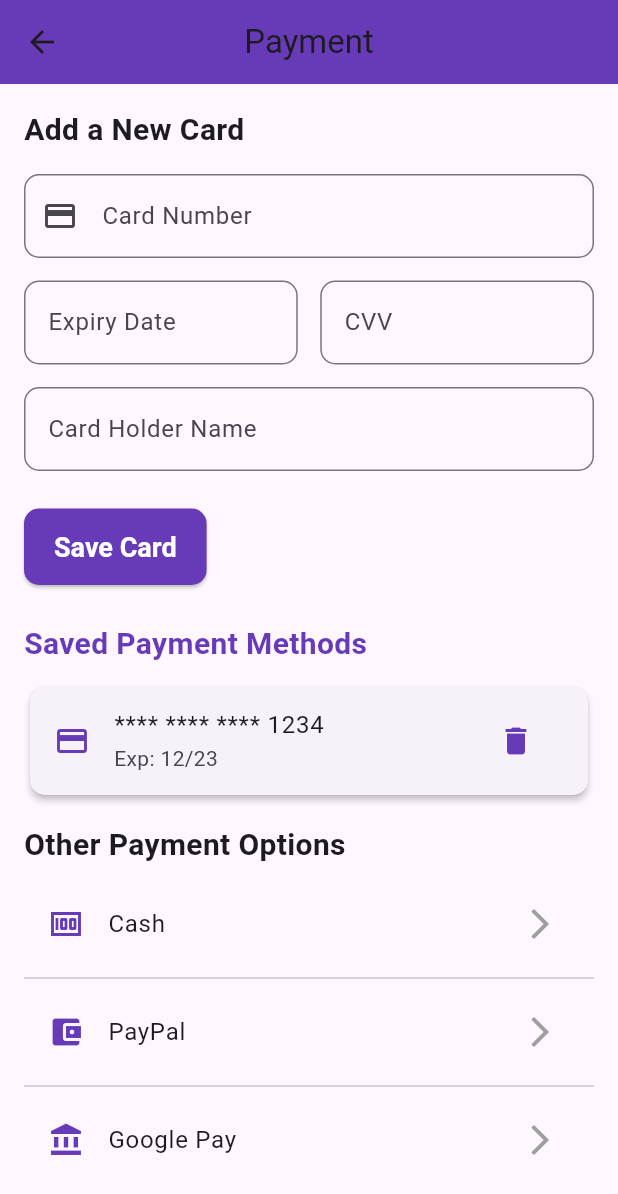
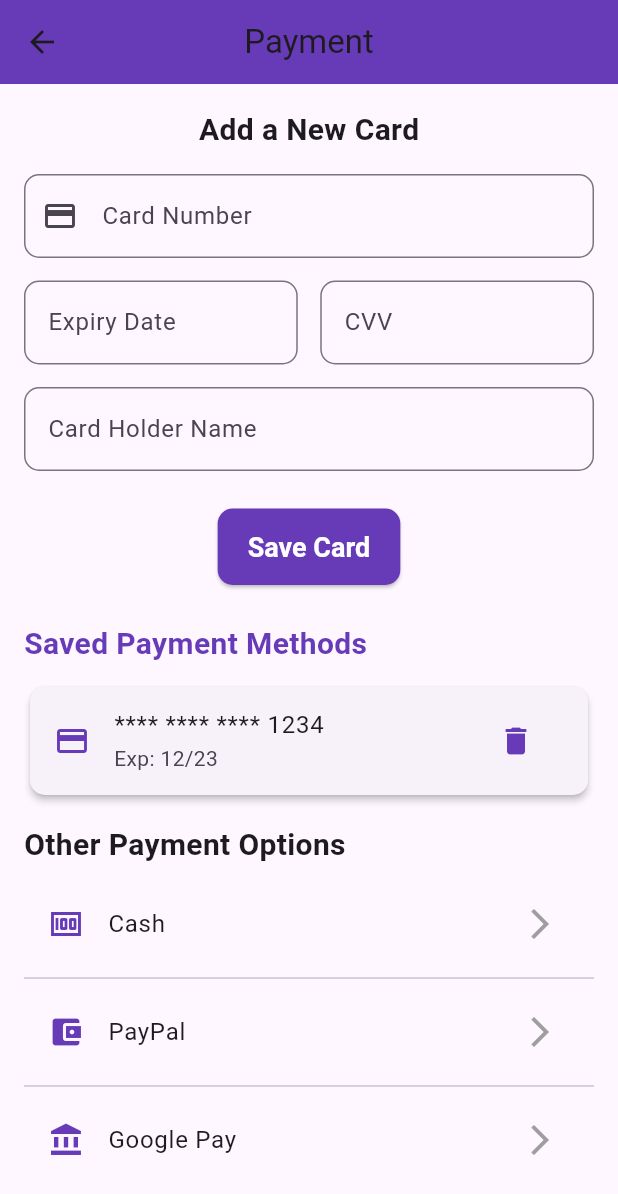
Before and after one commit to saeedmhmoud100/didi-clone, a Flutter app: the PaymentPage screen opened by its route, after a tap on "Save Card", on a phone screen of 412 x 824 dp. Shown: the top 1194 px of the screen. Run offline on Flutter 3.47's test engine with Material 3 defaults, Android fonts, the phone set to English and light mode, and no system bars; our stand-ins replace firebase_auth, firebase_core, fluttertoast; accounts and stored records are empty; network calls fail.

Commit message:
install provider, create and add wrapper component, some changes in payment page structure

```diff
--- a/lib/main.dart
+++ b/lib/main.dart
@@ -1,8 +1,11 @@
 import 'package:didi_clone/app_routes.dart';
 import 'package:didi_clone/components/sidebar.dart';
+import 'package:didi_clone/firebase/auth.dart';
 import 'package:didi_clone/pages/home_page.dart';
+import 'package:didi_clone/pages/login_page.dart';
 import 'package:firebase_core/firebase_core.dart';
 import 'package:flutter/material.dart';
+import 'package:provider/provider.dart';
 import 'firebase_options.dart';
 
 Future<void> main() async {
@@ -15,18 +18,16 @@ Future<void> main() async {
   runApp(const MyApp());
 }
 
-class MyApp extends StatelessWidget {
-  const MyApp({Key? key}) : super(key: key);
+
+class Wrapper extends StatelessWidget {
+  const Wrapper({super.key});
   @override
   Widget build(BuildContext context) {
-    return MaterialApp(
-      title: 'Flutter App',
-      theme: ThemeData(
-        primarySwatch: Colors.orange,
-      ),
-      initialRoute: '/',  // Set the initial route as '/'
-      onGenerateRoute: AppRoutes.onGenerateRoute,  // Use the routes defined in AppRoutes
-      home: Scaffold(
+    final user = Provider.of<CustomUser?>(context);
+    if (user == null) {
+      return LoginPage();
+    } else {
+      return  Scaffold(
         appBar: AppBar(
           title: const Text("My Home Page"),
           centerTitle: true,
@@ -34,7 +35,26 @@ class MyApp extends StatelessWidget {
         ),
         body:  HomePage(),
         drawer:  Sidebar(),  // Add a drawer to the app
-      ),
+      );
+    }
+  }
+}
+
+class MyApp extends StatelessWidget {
+  const MyApp({Key? key}) : super(key: key);
+  @override
+  Widget build(BuildContext context) {
+    return StreamProvider<CustomUser?>.value(value: AuthService().user,
+        initialData: null,
+        child: MaterialApp(
+          title: 'Flutter App',
+          theme: ThemeData(
+            primarySwatch: Colors.orange,
+          ),
+          initialRoute: '/',  // Set the initial route as '/'
+          onGenerateRoute: AppRoutes.onGenerateRoute,  // Use the routes defined in AppRoutes
+          home: Wrapper(),
+        ),
     );
   }
 }
--- a/lib/pages/login_page.dart
+++ b/lib/pages/login_page.dart
@@ -11,15 +11,11 @@ class LoginPage extends StatelessWidget {
   Widget build(BuildContext context) {
     return Scaffold(
       drawer: Sidebar(),
-      // appBar: AppBar(
-      //   title: Text('Login Page'),
-      //   leading: IconButton(
-      //     icon: Icon(Icons.menu),
-      //     onPressed: () {
-      //       Scaffold.of(context).openDrawer();
-      //     },
-      //   ),
-      // ),
+      appBar: AppBar(
+        title: Text('Login Page'),
+        centerTitle: true,
+        backgroundColor: Colors.deepPurple,
+      ),
       backgroundColor: Colors.white,
       body: Center(
         child: SingleChildScrollView(
--- a/lib/pages/payment_page.dart
+++ b/lib/pages/payment_page.dart
@@ -1,6 +1,61 @@
+import 'package:didi_clone/firebase/PaymentServecis.dart';
+import 'package:didi_clone/firebase/auth.dart';
 import 'package:flutter/material.dart';
 
 class PaymentPage extends StatelessWidget {
+  @override
+  Widget build(BuildContext context) {
+    return Scaffold(
+      appBar: AppBar(
+        title: const Text("Payment"),
+        centerTitle: true,
+        backgroundColor: Colors.deepPurple,
+      ),
+      body: SingleChildScrollView(
+        padding: const EdgeInsets.all(16.0),
+        child: Column(
+          crossAxisAlignment: CrossAxisAlignment.start,
+          children: [
+            // Section: Add New Card
+            _AddPaymentMethod(),
+            SizedBox(height: 25),
+
+            // Section: Saved Payment Methods
+            const Text(
+              "Saved Payment Methods",
+              style: TextStyle(
+                  fontSize: 20,
+                  fontWeight: FontWeight.bold,
+                  color: Colors.deepPurple),
+            ),
+            SizedBox(height: 10),
+
+            // Example of Saved Card (You can add more dynamically)
+            _SavedPaymentMethod(),
+            SizedBox(height: 15),
+
+            // Section: Other Payment Options
+            const Text(
+              "Other Payment Options",
+              style: TextStyle(fontSize: 20, fontWeight: FontWeight.bold),
+            ),
+            SizedBox(height: 10),
+
+            // Payment Options like PayPal, Google Pay, etc.
+            _PaymentOptions(),
+          ],
+        ),
+      ),
+    );
+  }
+}
+
+class _AddPaymentMethod extends StatefulWidget {
+  @override
+  __AddPaymentMethodState createState() => __AddPaymentMethodState();
+}
+
+class __AddPaymentMethodState extends State<_AddPaymentMethod> {
   final TextEditingController cardNumberController = TextEditingController();
   final TextEditingController expiryDateController = TextEditingController();
   final TextEditingController cvvController = TextEditingController();
@@ -8,28 +63,16 @@ class PaymentPage extends StatelessWidget {
 
   @override
   Widget build(BuildContext context) {
-    return Scaffold(
-      appBar: AppBar(
-        title: Text("Payment"),
-        centerTitle: true,
-        backgroundColor: Colors.deepPurple,
-      ),
-      body: SingleChildScrollView(
-        padding: EdgeInsets.all(16.0),
+    return Container(
       child: Column(
-          crossAxisAlignment: CrossAxisAlignment.start,
         children: [
-            // Section: Add New Card
           Text(
             "Add a New Card",
             style: TextStyle(fontSize: 20, fontWeight: FontWeight.bold),
           ),
           SizedBox(height: 15),
-
-            // Card Number Field
           TextField(
             controller: cardNumberController,
-              keyboardType: TextInputType.number,
             decoration: InputDecoration(
               labelText: 'Card Number',
               prefixIcon: Icon(Icons.credit_card),
@@ -39,14 +82,11 @@ class PaymentPage extends StatelessWidget {
             ),
           ),
           SizedBox(height: 15),
-
-            // Expiry Date and CVV Fields
           Row(
             children: [
               Expanded(
                 child: TextField(
                   controller: expiryDateController,
-                    keyboardType: TextInputType.datetime,
                   decoration: InputDecoration(
                     labelText: 'Expiry Date',
                     hintText: 'MM/YY',
@@ -60,8 +100,6 @@ class PaymentPage extends StatelessWidget {
               Expanded(
                 child: TextField(
                   controller: cvvController,
-                    obscureText: true,
-                    keyboardType: TextInputType.number,
                   decoration: InputDecoration(
                     labelText: 'CVV',
                     border: OutlineInputBorder(
@@ -73,8 +111,6 @@ class PaymentPage extends StatelessWidget {
             ],
           ),
           SizedBox(height: 15),
-
-            // Card Holder Name Field
           TextField(
             controller: cardHolderNameController,
             decoration: InputDecoration(
@@ -85,11 +121,16 @@ class PaymentPage extends StatelessWidget {
             ),
           ),
           SizedBox(height: 25),
-
-            // Save Card Button
           ElevatedButton(
             onPressed: () {
-                // Add save card functionality here
+              Map<String, dynamic> m= {
+                "cardNumber": cardNumberController.text,
+                "expiryDate": expiryDateController.text,
+                "cvv": cvvController.text,
+                "cardHolderName": cardHolderNameController.text,
+              };
+
+              PaymentServices.addNewCard(m,AuthService().user.uid);
             },
             child: Padding(
               padding: EdgeInsets.symmetric(horizontal: 20),
@@ -106,20 +147,22 @@ class PaymentPage extends StatelessWidget {
                 fontWeight: FontWeight.bold,
               ),
               foregroundColor: Colors.white,
-
             ),
           ),
-            SizedBox(height: 25),
+        ],
+      ),
+    );
+  }
+}
 
-            // Section: Saved Payment Methods
-            Text(
-              "Saved Payment Methods",
-              style: TextStyle(fontSize: 20, fontWeight: FontWeight.bold,color: Colors.deepPurple),
-            ),
-            SizedBox(height: 10),
+extension on Stream<CustomUser?> {
+  String get uid => "";
+}
 
-            // Example of Saved Card (You can add more dynamically)
-            Card(
+class _SavedPaymentMethod extends StatelessWidget {
+  @override
+  Widget build(BuildContext context) {
+    return Card(
       elevation: 2,
       shape: RoundedRectangleBorder(
         borderRadius: BorderRadius.circular(10),
@@ -135,17 +178,15 @@ class PaymentPage extends StatelessWidget {
           },
         ),
       ),
-            ),
-            SizedBox(height: 15),
+    );
+  }
+}
 
-            // Section: Other Payment Options
-            Text(
-              "Other Payment Options",
-              style: TextStyle(fontSize: 20, fontWeight: FontWeight.bold),
-            ),
-            SizedBox(height: 10),
-
-            // Payment Options like PayPal, Google Pay, etc.
+class _PaymentOptions extends StatelessWidget {
+  @override
+  Widget build(BuildContext context) {
+    return Column(
+      children: [
         ListTile(
           leading: Icon(Icons.money, color: Colors.deepPurple),
           title: Text("Cash"),
@@ -155,7 +196,6 @@ class PaymentPage extends StatelessWidget {
           },
         ),
         Divider(),
-            // Payment Options like PayPal, Google Pay, etc.
         ListTile(
           leading: Icon(Icons.account_balance_wallet, color: Colors.deepPurple),
           title: Text("PayPal"),
@@ -174,8 +214,6 @@ class PaymentPage extends StatelessWidget {
           },
         ),
       ],
-        ),
-      ),
     );
   }
 }
--- a/lib/pages/signup_page.dart
+++ b/lib/pages/signup_page.dart
@@ -14,15 +14,11 @@ class SignupPage extends StatelessWidget {
   Widget build(BuildContext context) {
     return Scaffold(
       drawer: Sidebar(),
-      // appBar: AppBar(
-      //   title: Text('Signup Page'),
-      //   leading: IconButton(
-      //     icon: Icon(Icons.menu),
-      //     onPressed: () {
-      //       Scaffold.of(context).openDrawer();
-      //     },
-      //   ),
-      // ),
+      appBar: AppBar(
+        title: Text('Login Page'),
+        centerTitle: true,
+        backgroundColor: Colors.deepPurple,
+      ),
       backgroundColor: Colors.white,
       body: Center(
         child: SingleChildScrollView(
--- a/pubspec.yaml
+++ b/pubspec.yaml
@@ -38,6 +38,9 @@ dependencies:
   firebase_core: ^3.6.0
   firebase_auth: ^5.3.1
   fluttertoast: ^8.2.8
+  cloud_firestore: ^5.4.5
+  random_string: ^2.3.1
+  provider: ^6.1.2
 
 dev_dependencies:
   flutter_test:
```
Also changed, not shown: pubspec.lock. Lines whose indentation alone changed are shown as unchanged.
